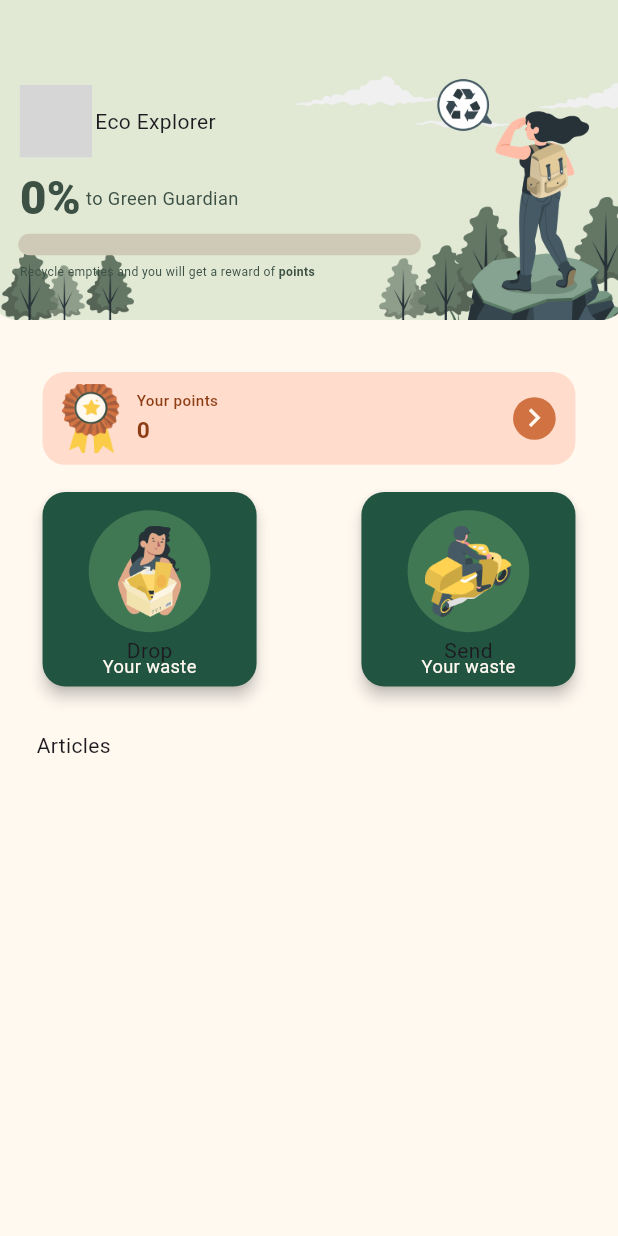
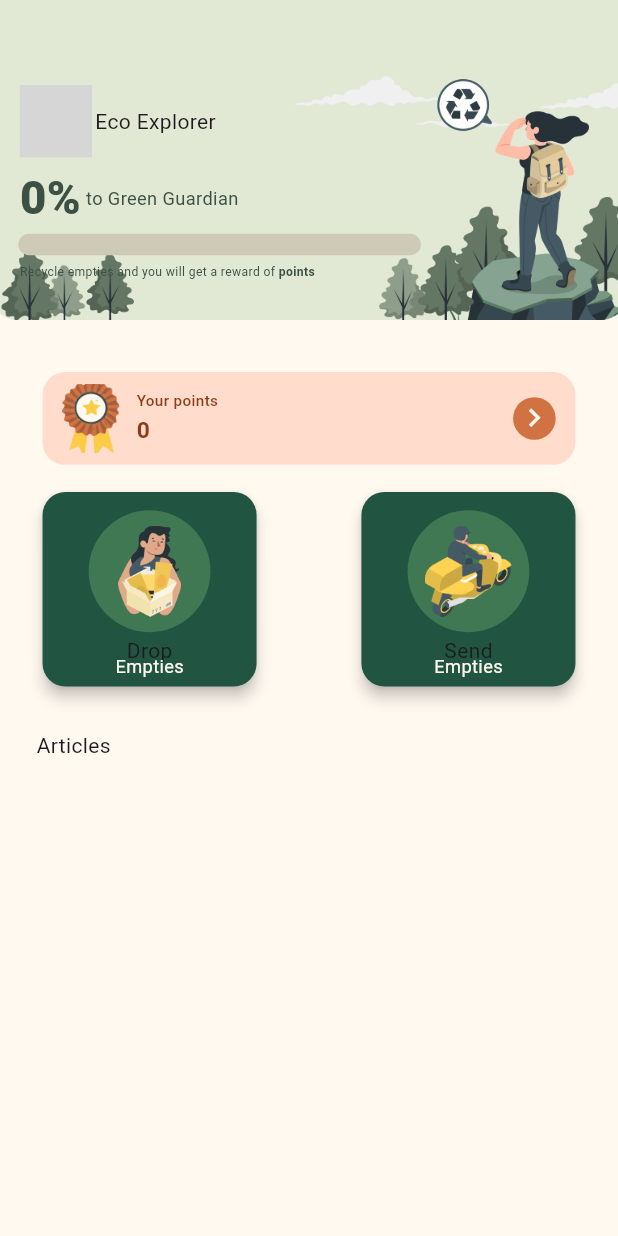
Before and after one commit to handoyonathan/Re-Empties, a Flutter app: the DashboardView screen opened directly, on a phone screen of 412 x 824 dp. Run offline on Flutter 3.47's test engine with Material 3 defaults, Android fonts, the phone set to English and light mode, and no system bars; drawn by our look-alikes of oktoast, percent_indicator, smooth_page_indicator; our stand-ins replace cloud_firestore, firebase_auth, firebase_core, firebase_storage, flutter_riverpod, flutter_screenutil and 9 more; accounts and stored records are empty; statements that could not run were skipped; grey boxes are pictures that could not be loaded.

Commit message:
update consistency design

```diff
--- a/lib/cores/components/send_drop_card.dart
+++ b/lib/cores/components/send_drop_card.dart
@@ -65,7 +65,7 @@
               ),
               // Text "Your waste"
               Text(
-                'Your waste',
+                'Empties',
                 style: textTheme.featureLabel2.copyWith(height: 0.2),
               ),
             ],
--- a/lib/cores/components/status_preview_home.dart
+++ b/lib/cores/components/status_preview_home.dart
@@ -24,7 +24,7 @@
   Widget build(BuildContext context) {
     // Determine state-related properties
     bool isSend = state == "Send";
-    String actionText = isSend ? "Send Your Waste" : "Drop Your Waste";
+    String actionText = isSend ? "Send Empties" : "Drop Empties";
     String imageAsset = isSend ? images.sendWaste : images.dropWaste;
 
     return GestureDetector(
--- a/lib/features/admin/view/transaction_detail_view.dart
+++ b/lib/features/admin/view/transaction_detail_view.dart
@@ -59,7 +59,7 @@
                   mainAxisAlignment: MainAxisAlignment.spaceBetween,
                   children: [
                     Text(
-                      widget.isSend ? 'Send Waste' : 'Drop Off Waste',
+                      widget.isSend ? 'Send Empties' : 'Drop Empties',
                       style: textTheme.orderStationName,
                     ),
                     Text(
--- a/lib/features/order/view/order_summary_view.dart
+++ b/lib/features/order/view/order_summary_view.dart
@@ -91,7 +91,7 @@
                   ),
                   Gap(10.w),
                   Text(
-                    '${transaction.transactionType} Your Waste',
+                    '${transaction.transactionType} Empties',
                     style: textTheme.orderType,
                   ),
                   Expanded(
```
